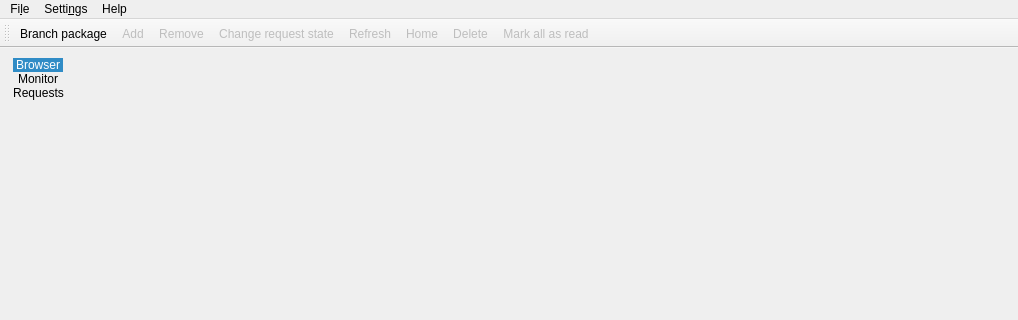
Above: src/gui/mainwindow.ui from javierllorente/qactus before the change; both pictures show x 0 to 1018 and y 0 to 320 of the 1018 by 540 pixel window. Below: the same form after it.
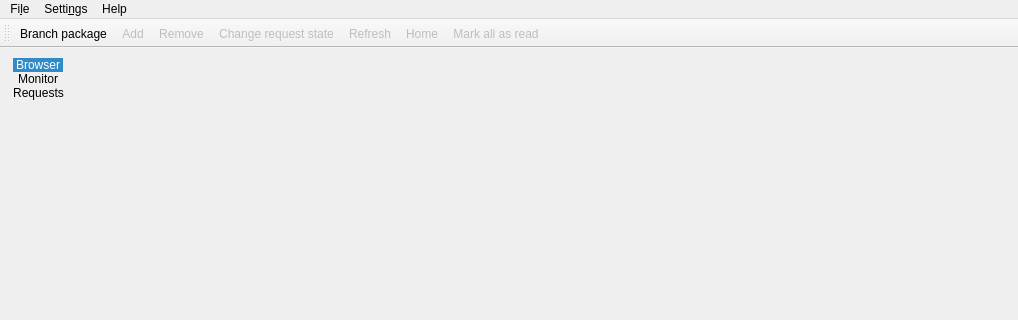
That is the form after the change. Icons and pictures are not drawn. Custom widgets are drawn as their Qt base class.

Commit message: Remove delete button from the toolbar

Diff of the .ui file:
```diff
--- a/src/gui/mainwindow.ui
+++ b/src/gui/mainwindow.ui
@@ -160,7 +160,6 @@
    <addaction name="actionChange_request_state"/>
    <addaction name="action_Refresh"/>
    <addaction name="action_Home"/>
-   <addaction name="action_Delete"/>
    <addaction name="action_Mark_all_as_read"/>
   </widget>
   <action name="action_About">
@@ -296,20 +295,6 @@
     <string>&amp;API information</string>
    </property>
   </action>
-  <action name="action_Delete">
-   <property name="enabled">
-    <bool>false</bool>
-   </property>
-   <property name="icon">
-    <iconset theme="trash-empty"/>
-   </property>
-   <property name="text">
-    <string>&amp;Delete</string>
-   </property>
-   <property name="visible">
-    <bool>false</bool>
-   </property>
-  </action>
   <action name="action_Home">
    <property name="enabled">
     <bool>false</bool>
```
The commit also changes 2 other files.
